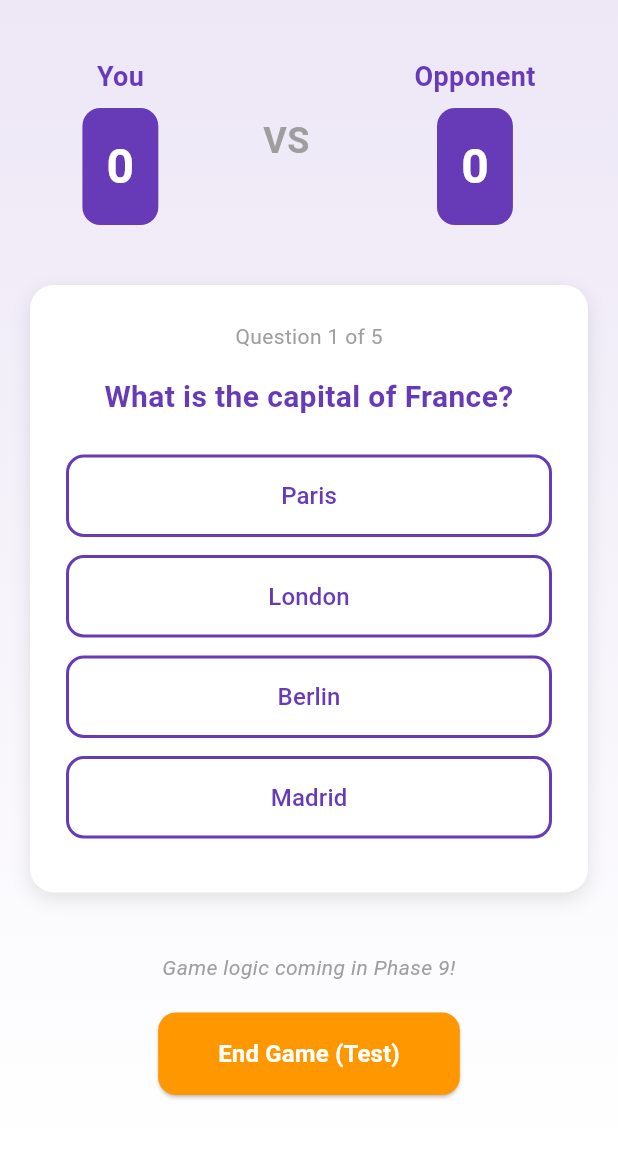
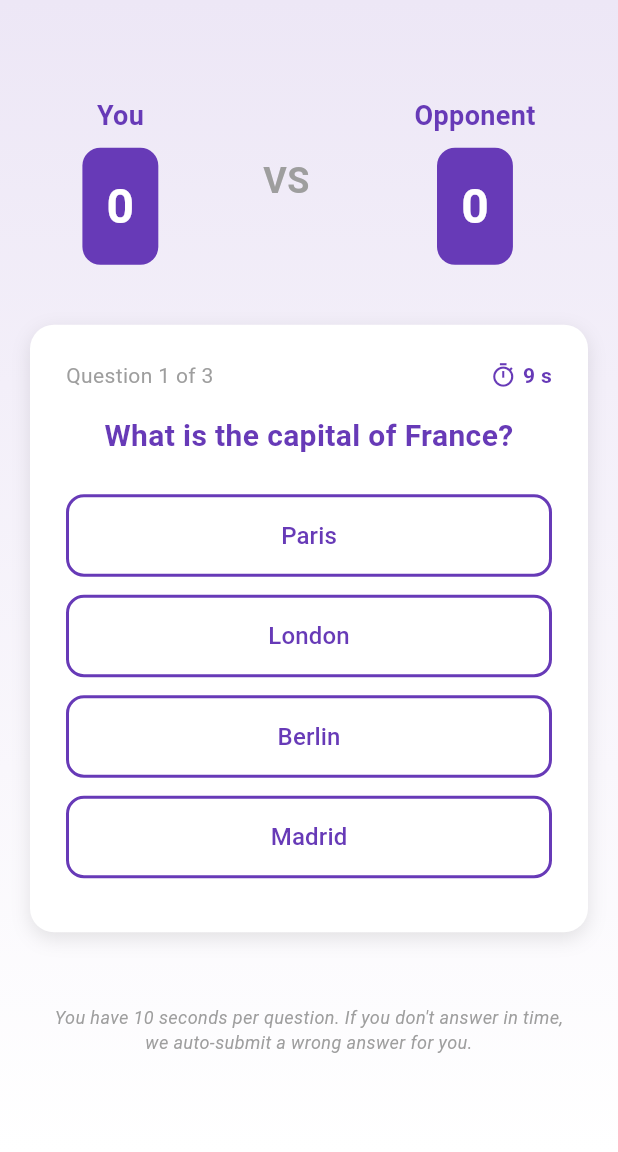
Before and after one commit to enayetsyl/quiz-dual-first-flutter-app, a Flutter app: the GameScreen screen opened by its route, on a phone screen of 412 x 824 dp, the part 84-1236 px from its top. Run offline on Flutter 3.47's test engine with Material 3 defaults, Android fonts, the phone set to English and light mode, and no system bars; our stand-ins replace cloud_firestore, firebase_auth, firebase_core, flutter_riverpod, go_router; accounts and stored records are empty.

Commit message:
Phase 9 Implemented

```diff
--- a/quizdule_lite/lib/screens/game/game_screen.dart
+++ b/quizdule_lite/lib/screens/game/game_screen.dart
@@ -1,16 +1,153 @@
+import 'dart:async';
 import 'package:flutter/material.dart';
+import 'package:flutter_riverpod/flutter_riverpod.dart';
 import 'package:go_router/go_router.dart';
+
+import '../../providers/auth_provider.dart';
+import '../../providers/match_provider.dart';
+
+/// Simple question model (local, hardcoded)
+///
+/// MERN Equivalent: A plain JS object in a `questions.js` file.
+class _Question {
+  final String text;
+  final List<String> options;
+  final int correctIndex;
+
+  const _Question({
+    required this.text,
+    required this.options,
+    required this.correctIndex,
+  });
+}
+
+/// Hardcoded questions list for Phase 9
+///
+/// MERN Equivalent: `const QUESTIONS = [...]` imported by your React `Game` page.
+const List<_Question> _questions = [
+  _Question(
+    text: 'What is the capital of France?',
+    options: ['Paris', 'London', 'Berlin', 'Madrid'],
+    correctIndex: 0,
+  ),
+  _Question(
+    text: 'Which language is used to write Flutter apps?',
+    options: ['JavaScript', 'Dart', 'Kotlin', 'Swift'],
+    correctIndex: 1,
+  ),
+  _Question(
+    text: 'Which database is used in this project?',
+    options: ['MongoDB', 'MySQL', 'Firestore', 'PostgreSQL'],
+    correctIndex: 2,
+  ),
+];
 
 /// Game Screen - The actual quiz game
 ///
-/// MERN Equivalent: This is like a React page component
-/// In React: const Game = () => { return <div>Game</div>; }
-/// In Flutter: class GameScreen extends StatelessWidget { ... }
-class GameScreen extends StatelessWidget {
+/// MERN Equivalent: React page component with Context + timers:
+/// - Reads `authState` + `matchState` (like useContext)
+/// - Uses setInterval for a per-question countdown
+class GameScreen extends ConsumerStatefulWidget {
   const GameScreen({super.key});
 
   @override
+  ConsumerState<GameScreen> createState() => _GameScreenState();
+}
+
+class _GameScreenState extends ConsumerState<GameScreen> {
+  static const int _questionDurationSeconds = 10;
+
+  Timer? _timer;
+  int _secondsLeft = _questionDurationSeconds;
+  bool _hasAnsweredThisRound = false;
+  int? _lastQuestionIndex;
+
+  @override
+  void dispose() {
+    _timer?.cancel();
+    super.dispose();
+  }
+
+  void _startTimer({
+    required int questionIndex,
+    required String? userId,
+  }) {
+    _timer?.cancel();
+    _secondsLeft = _questionDurationSeconds;
+    _hasAnsweredThisRound = false;
+    _lastQuestionIndex = questionIndex;
+
+    if (userId == null) return;
+
+    _timer = Timer.periodic(const Duration(seconds: 1), (timer) {
+      if (!mounted) {
+        timer.cancel();
+        return;
+      }
+
+      setState(() {
+        _secondsLeft--;
+      });
+
+      if (_secondsLeft <= 0) {
+        timer.cancel();
+
+        // Auto-submit "wrong" answer if user hasn't answered yet.
+        if (!_hasAnsweredThisRound) {
+          ref.read(matchProvider.notifier).submitAnswer(
+                playerId: userId,
+                isCorrect: false,
+              );
+        }
+      }
+    });
+  }
+
+  @override
   Widget build(BuildContext context) {
+    // Read auth + match state
+    final authState = ref.watch(authProvider);
+    final matchState = ref.watch(matchProvider);
+
+    final userId = authState.userId;
+    final scores = matchState.scores ?? {};
+
+    // Derive current question index from match state (fallback to 0)
+    final currentIndex = (matchState.currentQuestionIndex ?? 0)
+        .clamp(0, _questions.length - 1);
+    final currentQuestion = _questions[currentIndex];
+
+    // (Re)start timer when question index changes
+    if (_lastQuestionIndex != currentIndex) {
+      WidgetsBinding.instance.addPostFrameCallback((_) {
+        _startTimer(questionIndex: currentIndex, userId: userId);
+      });
+    }
+
+    // Navigate to game over when match finishes
+    if (matchState.status == 'finished') {
+      WidgetsBinding.instance.addPostFrameCallback((_) {
+        if (context.mounted) {
+          context.go('/gameover');
+        }
+      });
+    }
+
+    // Compute scores for "You" and "Opponent"
+    int yourScore = 0;
+    int opponentScore = 0;
+
+    if (userId != null && scores.isNotEmpty) {
+      yourScore = scores[userId] ?? 0;
+
+      // Find opponent: any other key in the scores map
+      final opponentEntry = scores.entries.firstWhere(
+        (entry) => entry.key != userId,
+        orElse: () => const MapEntry('', 0),
+      );
+      opponentScore = opponentEntry.value;
+    }
+
     return Scaffold(
       appBar: AppBar(
         title: const Text('Quiz Duel'),
@@ -55,9 +192,9 @@ class GameScreen extends StatelessWidget {
                           color: Colors.deepPurple,
                           borderRadius: BorderRadius.circular(12),
                         ),
-                        child: const Text(
-                          '0',
-                          style: TextStyle(
+                        child: Text(
+                          '$yourScore',
+                          style: const TextStyle(
                             fontSize: 32,
                             fontWeight: FontWeight.bold,
                             color: Colors.white,
@@ -91,9 +228,9 @@ class GameScreen extends StatelessWidget {
                           color: Colors.deepPurple,
                           borderRadius: BorderRadius.circular(12),
                         ),
-                        child: const Text(
-                          '0',
-                          style: TextStyle(
+                        child: Text(
+                          '$opponentScore',
+                          style: const TextStyle(
                             fontSize: 32,
                             fontWeight: FontWeight.bold,
                             color: Colors.white,
@@ -107,7 +244,7 @@ class GameScreen extends StatelessWidget {
 
               const SizedBox(height: 40),
 
-              // Question Card (placeholder)
+              // Question Card (driven by matchState + hardcoded list)
               Container(
                 padding: const EdgeInsets.all(24),
                 decoration: BoxDecoration(
@@ -123,17 +260,40 @@ class GameScreen extends StatelessWidget {
                 ),
                 child: Column(
                   children: [
-                    const Text(
-                      'Question 1 of 5',
-                      style: TextStyle(
+                    Row(
+                      mainAxisAlignment: MainAxisAlignment.spaceBetween,
+                      children: [
+                        Text(
+                          'Question ${currentIndex + 1} of ${_questions.length}',
+                          style: const TextStyle(
                             fontSize: 14,
                             color: Colors.grey,
                           ),
                         ),
+                        Row(
+                          children: [
+                            const Icon(
+                              Icons.timer_outlined,
+                              size: 18,
+                              color: Colors.deepPurple,
+                            ),
+                            const SizedBox(width: 4),
+                            Text(
+                              '$_secondsLeft s',
+                              style: const TextStyle(
+                                fontSize: 14,
+                                color: Colors.deepPurple,
+                                fontWeight: FontWeight.bold,
+                              ),
+                            ),
+                          ],
+                        ),
+                      ],
+                    ),
                     const SizedBox(height: 16),
-                    const Text(
-                      'What is the capital of France?',
-                      style: TextStyle(
+                    Text(
+                      currentQuestion.text,
+                      style: const TextStyle(
                         fontSize: 20,
                         fontWeight: FontWeight.bold,
                         color: Colors.deepPurple,
@@ -142,22 +302,43 @@ class GameScreen extends StatelessWidget {
                     ),
                     const SizedBox(height: 24),
 
-                    // Answer Options (placeholder)
-                    ...['Paris', 'London', 'Berlin', 'Madrid'].map((answer) {
+                    // Answer Options (now wired to submitAnswer via MatchNotifier)
+                    ...List.generate(currentQuestion.options.length, (index) {
+                      final answer = currentQuestion.options[index];
                       return Padding(
                         padding: const EdgeInsets.only(bottom: 12),
                         child: SizedBox(
                           width: double.infinity,
                           child: OutlinedButton(
                             onPressed: () {
+                              if (_hasAnsweredThisRound) return;
+
+                              if (userId == null) {
                                 ScaffoldMessenger.of(context).showSnackBar(
-                                SnackBar(
-                                  content: Text('Selected: $answer'),
+                                  const SnackBar(
+                                    content: Text('You must be logged in to answer.'),
                                   ),
+                                );
+                                return;
+                              }
+
+                              final isCorrect =
+                                  index == currentQuestion.correctIndex;
+
+                              setState(() {
+                                _hasAnsweredThisRound = true;
+                              });
+
+                              // MERN Equivalent:
+                              // await axios.patch('/api/matches/:id/answer', { playerId, isCorrect })
+                              ref.read(matchProvider.notifier).submitAnswer(
+                                    playerId: userId,
+                                    isCorrect: isCorrect,
                                   );
                             },
                             style: OutlinedButton.styleFrom(
-                              padding: const EdgeInsets.symmetric(vertical: 16),
+                              padding:
+                                  const EdgeInsets.symmetric(vertical: 16),
                               side: const BorderSide(
                                 color: Colors.deepPurple,
                                 width: 2,
@@ -183,40 +364,16 @@ class GameScreen extends StatelessWidget {
 
               const SizedBox(height: 40),
 
+              const SizedBox(height: 8),
+
               const Text(
-                'Game logic coming in Phase 9!',
+                'You have 10 seconds per question. If you don\'t answer in time,\nwe auto-submit a wrong answer for you.',
                 style: TextStyle(
-                  fontSize: 14,
+                  fontSize: 12,
                   color: Colors.grey,
                   fontStyle: FontStyle.italic,
                 ),
                 textAlign: TextAlign.center,
-              ),
-
-              const SizedBox(height: 20),
-
-              // Test Navigation Button
-              ElevatedButton(
-                onPressed: () {
-                  // Navigate to game over screen (for testing)
-                  // MERN Equivalent: navigate('/gameover')
-                  context.go('/gameover');
-                },
-                style: ElevatedButton.styleFrom(
-                  backgroundColor: Colors.orange,
-                  foregroundColor: Colors.white,
-                  padding: const EdgeInsets.symmetric(
-                    horizontal: 40,
-                    vertical: 16,
-                  ),
-                  shape: RoundedRectangleBorder(
-                    borderRadius: BorderRadius.circular(12),
-                  ),
-                ),
-                child: const Text(
-                  'End Game (Test)',
-                  style: TextStyle(fontSize: 16, fontWeight: FontWeight.bold),
-                ),
               ),
             ],
           ),
```
Also changed, not shown: quizdule_lite/lib/providers/match_provider.dart (+62 -8 lines), quizdule_lite/lib/screens/gameover/gameover_screen.dart (+57 -16 lines), quizdule_lite/lib/services/firestore_service.dart (+53 -0 lines). Lines whose indentation alone changed are shown as unchanged.
